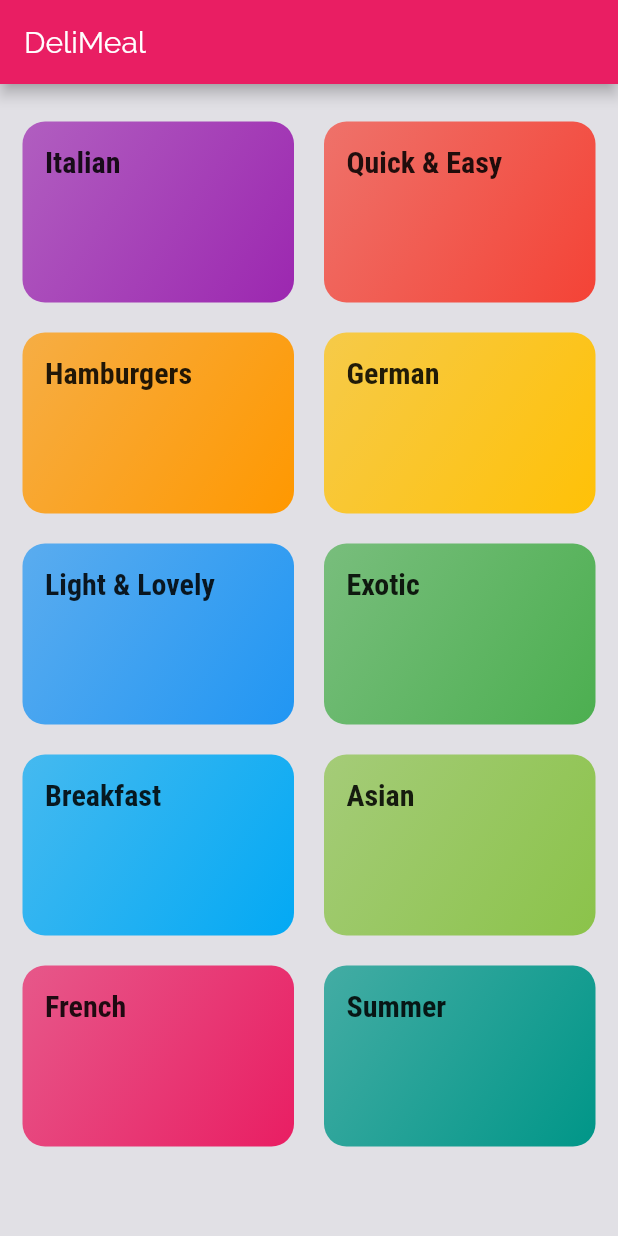
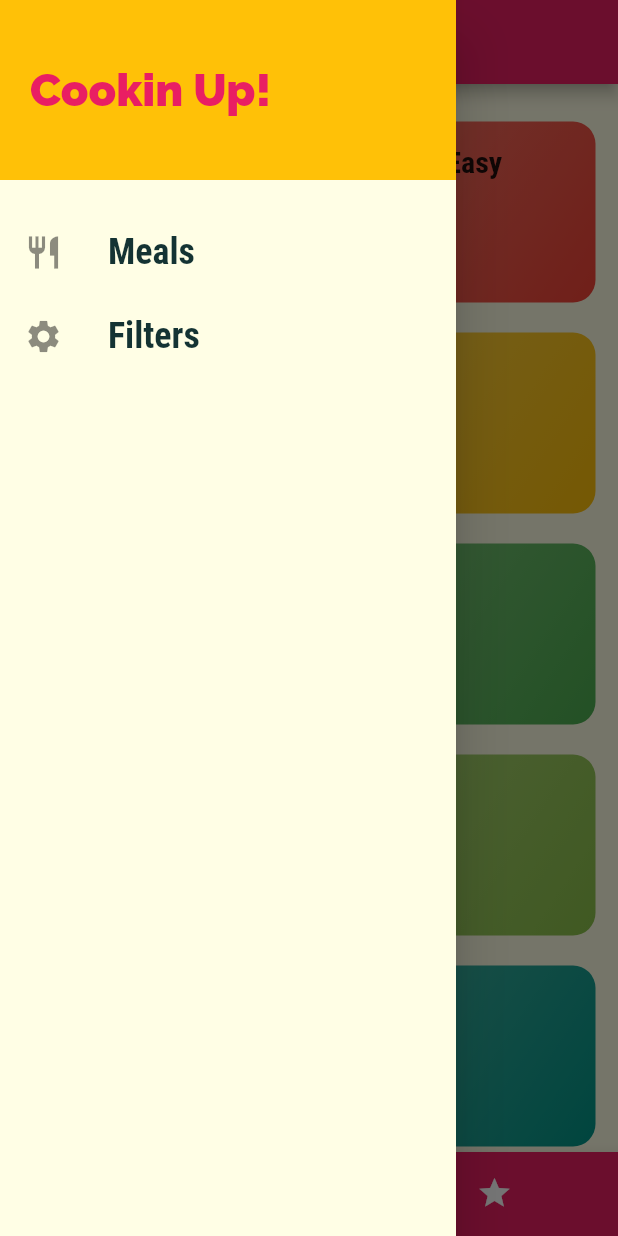
Before and after one commit to TolyaAg/meals_app, a Flutter app: the screen it shows after launch, with the side drawer open (before the commit the screen has no drawer), on a phone screen of 412 x 824 dp. Run offline on Flutter 3.47's test engine with Material 2 defaults, Android fonts, the phone set to English and light mode, and no system bars.

Commit message:
end part

```diff
--- a/lib/main.dart
+++ b/lib/main.dart
@@ -1,11 +1,61 @@
 import 'package:flutter/material.dart';
+import 'package:mealsapp/dummy_data.dart';
+import 'package:mealsapp/models/meal.dart';
 
 import 'package:mealsapp/screen/categories.dart';
 import 'package:mealsapp/screen/category_meals.dart';
+import 'package:mealsapp/screen/filters.dart';
+import 'package:mealsapp/screen/meal_detail.dart';
+import 'package:mealsapp/screen/tabs.dart';
 
 void main() => runApp(MyApp());
 
-class MyApp extends StatelessWidget {
+class MyApp extends StatefulWidget {
+  @override
+  _MyAppState createState() => _MyAppState();
+}
+
+class _MyAppState extends State<MyApp> {
+  Map<String, bool> _filters = {
+    'gluten': false,
+    'lactose': false,
+    'vegan': false,
+    'vegetarian': false,
+  };
+
+  List<Meal> _availableMeals = DUMMY_MEALS;
+  List<Meal> _favoriteMeals = [];
+
+  void _setFilters(Map<String, bool> filters) {
+    setState(() {
+      _filters = filters;
+
+      _availableMeals = DUMMY_MEALS.where((meal) {
+        if (_filters['gluten'] && !meal.isGlutenFree) return false;
+        if (_filters['lactose'] && !meal.isLactoseFree) return false;
+        if (_filters['vegan'] && !meal.isVegan) return false;
+        if (_filters['vegetarian'] && !meal.isVegetarian) return false;
+        return true;
+      }).toList();
+    });
+  }
+
+  void _toggleFavorite(String mealId) {
+    final index = _favoriteMeals.indexWhere((meal) => meal.id == mealId);
+    if (index >= 0) {
+      setState(() {
+        _favoriteMeals.removeAt(index);
+      });
+    } else {
+      setState(() {
+        _favoriteMeals.add(DUMMY_MEALS.firstWhere((meal) => meal.id == mealId));
+      });
+    }
+  }
+
+  bool _isMealFavorite(String mealId) =>
+      _favoriteMeals.any((meal) => meal.id == mealId);
+
   @override
   Widget build(BuildContext context) {
     return MaterialApp(
@@ -13,7 +63,7 @@ class MyApp extends StatelessWidget {
       theme: ThemeData(
         primarySwatch: Colors.pink,
         accentColor: Colors.amber,
-        canvasColor: Color.fromRGBO(225, 224, 229, 1),
+        canvasColor: Color.fromRGBO(255, 254, 229, 1),
         fontFamily: 'Raleway',
         textTheme: ThemeData.light().textTheme.copyWith(
               body1: TextStyle(
@@ -30,8 +80,16 @@ class MyApp extends StatelessWidget {
             ),
       ),
       routes: {
-        '/': (_) => Categories(),
-        CategoryMeals.routeName: (ctx) => CategoryMeals(),
+        '/': (_) => Tabs(_favoriteMeals),
+        CategoryMeals.routeName: (_) => CategoryMeals(_availableMeals),
+        MealDetail.routeName: (_) =>
+            MealDetail(_toggleFavorite, _isMealFavorite),
+        '/filters': (_) => Filters(_filters, _setFilters),
+      },
+      onUnknownRoute: (settings) {
+        return MaterialPageRoute(
+          builder: (_) => Categories(),
+        );
       },
     );
   }
--- a/lib/screen/categories.dart
+++ b/lib/screen/categories.dart
@@ -7,11 +7,7 @@ import 'package:mealsapp/widget/category_item.dart';
 class Categories extends StatelessWidget {
   @override
   Widget build(BuildContext context) {
-    return Scaffold(
-      appBar: AppBar(
-        title: const Text('DeliMeal'),
-      ),
-      body: GridView(
+    return GridView(
       padding: EdgeInsets.symmetric(
         vertical: 25,
         horizontal: 15,
@@ -31,7 +27,6 @@ class Categories extends StatelessWidget {
         crossAxisSpacing: 20,
         mainAxisSpacing: 20,
       ),
-      ),
     );
   }
 }
--- /dev/null
+++ b/lib/screen/tabs.dart
@@ -0,0 +1,67 @@
+import 'package:flutter/material.dart';
+import 'package:mealsapp/models/meal.dart';
+import 'package:mealsapp/screen/categories.dart';
+import 'package:mealsapp/screen/favorites.dart';
+import 'package:mealsapp/widget/main_drawer.dart';
+
+class Tabs extends StatefulWidget {
+  final List<Meal> favoriteMeals;
+
+  Tabs(this.favoriteMeals);
+
+  @override
+  _TabsState createState() => _TabsState();
+}
+
+class _TabsState extends State<Tabs> {
+  List<Map<String, Object>> _pages;
+
+  int _selectedPageIndex = 0;
+
+  @override
+  void initState() {
+    _pages = [
+      {'page': Categories(), 'title': 'Categories'},
+      {'page': Favorites(widget.favoriteMeals), 'title': 'Favorites'},
+    ];
+    super.initState();
+  }
+
+  void _selectPage(int index) {
+    setState(() {
+      _selectedPageIndex = index;
+    });
+  }
+
+  @override
+  Widget build(BuildContext context) {
+    final page = _pages[_selectedPageIndex];
+    return Scaffold(
+      appBar: AppBar(
+        title: Text(page['title']),
+      ),
+      body: page['page'],
+      drawer: MainDrawer(),
+      bottomNavigationBar: BottomNavigationBar(
+        onTap: _selectPage,
+//        backgroundColor: Theme.of(context).primaryColor,
+//        unselectedItemColor: Colors.white,
+        selectedItemColor: Theme.of(context).accentColor,
+        currentIndex: _selectedPageIndex,
+        type: BottomNavigationBarType.shifting,
+        items: [
+          BottomNavigationBarItem(
+            icon: Icon(Icons.category),
+            title: Text('Categories'),
+            backgroundColor: Theme.of(context).primaryColor,
+          ),
+          BottomNavigationBarItem(
+            icon: Icon(Icons.star),
+            title: Text('Favorites'),
+            backgroundColor: Theme.of(context).primaryColor,
+          ),
+        ],
+      ),
+    );
+  }
+}
--- /dev/null
+++ b/lib/widget/main_drawer.dart
@@ -0,0 +1,59 @@
+import 'package:flutter/material.dart';
+
+class MainDrawer extends StatelessWidget {
+  Widget buildListTile(String title, IconData icon, Function onTap) {
+    return ListTile(
+      leading: Icon(
+        icon,
+        size: 26,
+      ),
+      title: Text(
+        title,
+        style: TextStyle(
+          fontFamily: 'RobotoCondensed',
+          fontSize: 24,
+          fontWeight: FontWeight.bold,
+        ),
+      ),
+      onTap: onTap,
+    );
+  }
+
+  @override
+  Widget build(BuildContext context) {
+    return Drawer(
+      child: Column(
+        children: <Widget>[
+          Container(
+            height: 120,
+            width: double.infinity,
+            padding: EdgeInsets.all(20),
+            alignment: Alignment.centerLeft,
+            color: Theme.of(context).accentColor,
+            child: Text(
+              'Cookin Up!',
+              style: TextStyle(
+                fontWeight: FontWeight.w900,
+                fontSize: 30,
+                color: Theme.of(context).primaryColor,
+              ),
+            ),
+          ),
+          SizedBox(
+            height: 20,
+          ),
+          buildListTile(
+            'Meals',
+            Icons.restaurant,
+            () => Navigator.of(context).pushReplacementNamed('/'),
+          ),
+          buildListTile(
+            'Filters',
+            Icons.settings,
+            () => Navigator.of(context).pushReplacementNamed('/filters'),
+          ),
+        ],
+      ),
+    );
+  }
+}
```
Also changed, not shown: lib/screen/category_meals.dart (+37 -14 lines), lib/screen/favorites.dart (added, +33 -0 lines), lib/screen/filters.dart (added, +118 -0 lines), lib/screen/meal_detail.dart (added, +98 -0 lines), lib/widget/meal_item.dart (+107 -2 lines). Lines whose indentation alone changed are shown as unchanged.
